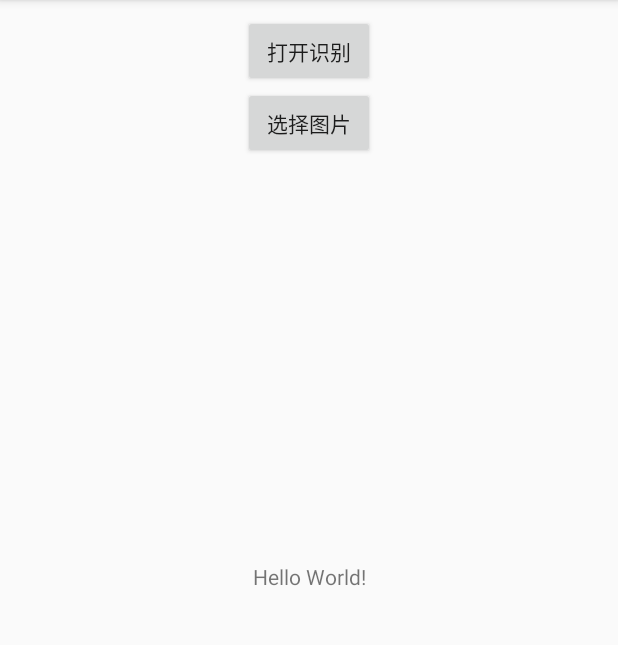
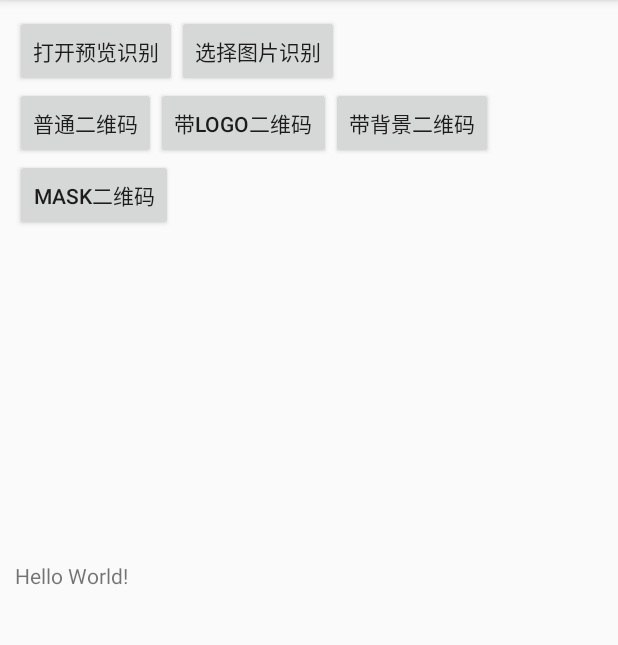
Before and after one commit to LongAgoLong/QrcodeDemo, an Android app: the screen it shows after launch (MainActivity), on a phone screen of 412 x 824 dp, the part 84-729 px from its top. Run offline under Robolectric (Android 15) with nearby library versions, the phone set to English and light mode, and no system bars.

Commit message:
多种二维码生成模式封装

```diff
--- a/app/src/main/java/com/leo/qrcodedemo/MainActivity.java
+++ b/app/src/main/java/com/leo/qrcodedemo/MainActivity.java
@@ -2,6 +2,8 @@ package com.leo.qrcodedemo;
 
 import android.content.Intent;
 import android.database.Cursor;
+import android.graphics.Bitmap;
+import android.graphics.BitmapFactory;
 import android.net.Uri;
 import android.provider.MediaStore;
 import android.support.annotation.Nullable;
@@ -10,15 +12,24 @@ import android.os.Bundle;
 import android.text.TextUtils;
 import android.view.View;
 import android.widget.Button;
+import android.widget.ImageView;
 import android.widget.TextView;
 
 import com.leo.libqrcode.decode.ZbarDecodeUtil;
+import com.leo.libqrcode.encode.ZbarEncodeUtil;
 import com.leo.qrcode.QrcodeScanActivity;
 
 public class MainActivity extends AppCompatActivity implements View.OnClickListener {
+    private static final String qr = "君不见黄河之水天上来，奔流到海不复回";
+
     private Button mBtn0;
     private Button mBtn1;
+    private Button mQrcodeBtn;
+    private Button mLogoQrcodeBtn;
+    private Button mBgQrcodeBtn;
+    private Button mMaskQrcodeBtn;
     private TextView mResultTv;
+    private ImageView mResultImg;
 
     @Override
     protected void onCreate(Bundle savedInstanceState) {
@@ -28,6 +39,16 @@ public class MainActivity extends AppCompatActivity implements View.OnClickListe
         mBtn0.setOnClickListener(this);
         mBtn1 = findViewById(R.id.btn1);
         mBtn1.setOnClickListener(this);
+        mQrcodeBtn = findViewById(R.id.qrcodeBtn);
+        mQrcodeBtn.setOnClickListener(this);
+        mLogoQrcodeBtn = findViewById(R.id.logoQrcodeBtn);
+        mLogoQrcodeBtn.setOnClickListener(this);
+        mBgQrcodeBtn = findViewById(R.id.bgQrcodeBtn);
+        mBgQrcodeBtn.setOnClickListener(this);
+        mMaskQrcodeBtn = findViewById(R.id.maskQrcodeBtn);
+        mMaskQrcodeBtn.setOnClickListener(this);
+
+        mResultImg = findViewById(R.id.resultImg);
         mResultTv = findViewById(R.id.resultTv);
     }
 
@@ -43,6 +64,44 @@ public class MainActivity extends AppCompatActivity implements View.OnClickListe
                         Intent.ACTION_PICK,
                         android.provider.MediaStore.Images.Media.EXTERNAL_CONTENT_URI);
                 startActivityForResult(intent1, 1);
+                break;
+            case R.id.qrcodeBtn:
+                Bitmap bmp = ZbarEncodeUtil.Builder
+                        .getInstance(qr, 300)
+                        .build();
+                if (null != bmp) {
+                    mResultImg.setImageBitmap(bmp);
+                }
+                break;
+            case R.id.logoQrcodeBtn:
+                Bitmap logo = BitmapFactory.decodeResource(getResources(), R.mipmap.abc);
+                Bitmap logoBmp = ZbarEncodeUtil.Builder
+                        .getInstance(qr, 300)
+                        .setLogo(logo)
+                        .build();
+                if (null != logoBmp) {
+                    mResultImg.setImageBitmap(logoBmp);
+                }
+                break;
+            case R.id.bgQrcodeBtn:
+                Bitmap bg = BitmapFactory.decodeResource(getResources(), R.mipmap.abc);
+                Bitmap bgBmp = ZbarEncodeUtil.Builder
+                        .getInstance(qr, 300)
+                        .setBg(bg)
+                        .build();
+                if (null != bgBmp) {
+                    mResultImg.setImageBitmap(bgBmp);
+                }
+                break;
+            case R.id.maskQrcodeBtn:
+                Bitmap mask = BitmapFactory.decodeResource(getResources(), R.mipmap.abc);
+                Bitmap maskBmp = ZbarEncodeUtil.Builder
+                        .getInstance(qr, 300)
+                        .setMask(mask)
+                        .build();
+                if (null != maskBmp) {
+                    mResultImg.setImageBitmap(maskBmp);
+                }
                 break;
         }
     }
--- a/app/src/main/res/layout/activity_main.xml
+++ b/app/src/main/res/layout/activity_main.xml
@@ -11,27 +11,67 @@
         android:id="@+id/btn0"
         android:layout_width="wrap_content"
         android:layout_height="wrap_content"
-        android:text="打开识别"
+        android:text="打开预览识别"
         app:layout_constraintLeft_toLeftOf="parent"
-        app:layout_constraintRight_toRightOf="parent"
         app:layout_constraintTop_toTopOf="parent" />
 
     <Button
         android:id="@+id/btn1"
         android:layout_width="wrap_content"
         android:layout_height="wrap_content"
-        android:text="选择图片"
-        app:layout_constraintLeft_toLeftOf="@+id/btn0"
+        android:text="选择图片识别"
+        app:layout_constraintLeft_toRightOf="@+id/btn0"
+        app:layout_constraintTop_toTopOf="@+id/btn0" />
+
+    <Button
+        android:id="@+id/qrcodeBtn"
+        android:layout_width="wrap_content"
+        android:layout_height="wrap_content"
+        android:text="普通二维码"
+        app:layout_constraintLeft_toLeftOf="parent"
+        app:layout_constraintTop_toBottomOf="@+id/btn0"/>
+    <Button
+        android:id="@+id/logoQrcodeBtn"
+        android:layout_width="wrap_content"
+        android:layout_height="wrap_content"
+        android:text="带logo二维码"
+        app:layout_constraintLeft_toRightOf="@+id/qrcodeBtn"
         app:layout_constraintTop_toBottomOf="@+id/btn0" />
 
+    <Button
+        android:id="@+id/bgQrcodeBtn"
+        android:layout_width="wrap_content"
+        android:layout_height="wrap_content"
+        android:text="带背景二维码"
+        app:layout_constraintLeft_toRightOf="@+id/logoQrcodeBtn"
+        app:layout_constraintTop_toTopOf="@+id/logoQrcodeBtn" />
+
+    <Button
+        android:id="@+id/maskQrcodeBtn"
+        android:layout_width="wrap_content"
+        android:layout_height="wrap_content"
+        android:text="mask二维码"
+        app:layout_constraintLeft_toLeftOf="parent"
+        app:layout_constraintTop_toBottomOf="@+id/logoQrcodeBtn" />
+
+    <ImageView
+        android:id="@+id/resultImg"
+        android:layout_width="180dp"
+        android:layout_height="180dp"
+        android:layout_marginTop="20dp"
+        android:contentDescription="@string/app_name"
+        app:layout_constraintLeft_toLeftOf="parent"
+        app:layout_constraintRight_toRightOf="parent"
+        app:layout_constraintTop_toBottomOf="@+id/maskQrcodeBtn"/>
     <TextView
         android:id="@+id/resultTv"
-        android:layout_width="wrap_content"
-        android:layout_height="wrap_content"
+        android:layout_width="0dp"
+        android:layout_height="0dp"
+        android:layout_marginTop="20dp"
         android:text="Hello World!"
         app:layout_constraintBottom_toBottomOf="parent"
         app:layout_constraintLeft_toLeftOf="parent"
         app:layout_constraintRight_toRightOf="parent"
-        app:layout_constraintTop_toTopOf="parent" />
+        app:layout_constraintTop_toBottomOf="@+id/resultImg" />
 
 </android.support.constraint.ConstraintLayout>
```
Also changed, not shown: libqrcode/src/main/java/com/leo/libqrcode/encode/EncodingHandler.java (deleted, +0 -139 lines), libqrcode/src/main/java/com/leo/libqrcode/encode/ZbarEncodeUtil.java (added, +266 -0 lines), app/src/main/res/mipmap-xhdpi/abc.png (added).
